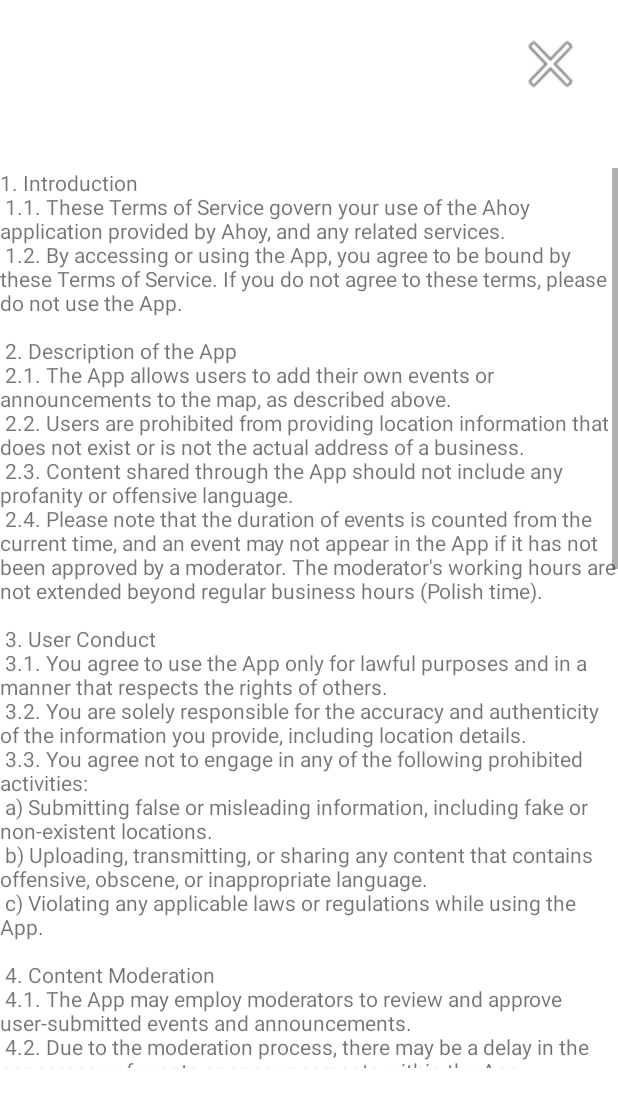
After one commit to Damek34/Ahoy, an Android app: the Statute screen opened directly, with no data from a screen before it, on a phone screen of 412 x 824 dp. The commit adds this screen. Shown: the top 1107 px of the screen. Run offline under Robolectric (Android 15) with nearby library versions, the phone set to English and light mode, and no system bars; 2 statements that could not run were skipped.

Commit message:
Terms of service

```diff
--- a/Ahoj/app/src/main/java/com/example/ahoj/EventLocalizationPreview.java
+++ b/Ahoj/app/src/main/java/com/example/ahoj/EventLocalizationPreview.java
@@ -130,9 +130,6 @@
         intent.putExtra("duration", duration);
         intent.putExtra("additional", additional);
 
-
-
-
         startActivity(intent);
     }
 
--- /dev/null
+++ b/Ahoj/app/src/main/res/layout/activity_statute.xml
@@ -0,0 +1,33 @@
+<?xml version="1.0" encoding="utf-8"?>
+<androidx.constraintlayout.widget.ConstraintLayout xmlns:android="http://schemas.android.com/apk/res/android"
+    xmlns:app="http://schemas.android.com/apk/res-auto"
+    xmlns:tools="http://schemas.android.com/tools"
+    android:layout_width="match_parent"
+    android:layout_height="match_parent"
+    tools:context=".Statute">
+
+    <Button
+        android:id="@+id/buttonExit"
+        android:layout_width="47dp"
+        android:layout_height="49dp"
+        android:layout_marginTop="18dp"
+        android:layout_marginEnd="21dp"
+        android:foreground="@android:drawable/ic_menu_close_clear_cancel"
+        android:background="@color/transparent"
+        android:onClick="exit"
+        app:layout_constraintEnd_toEndOf="parent"
+        app:layout_constraintTop_toTopOf="parent" />
+
+    <ScrollView
+        android:layout_width="match_parent"
+        android:layout_height="600dp"
+        app:layout_constraintBottom_toBottomOf="parent"
+        app:layout_constraintTop_toTopOf="parent">
+        <TextView
+            android:layout_width="match_parent"
+            android:layout_height="match_parent"
+            android:text="@string/terms_of_service_content"
+            />
+    </ScrollView>
+
+</androidx.constraintlayout.widget.ConstraintLayout>
--- a/Ahoj/app/src/main/res/values/strings.xml
+++ b/Ahoj/app/src/main/res/values/strings.xml
@@ -97,6 +97,50 @@
     <string name="i_forgot_password">I forgot password</string>
     <string name="reset_password">Reset password</string>
     <string name="link_to_change_your_password_has_been_sent_to_your_email_address">Link to change your password has been sent to your email address</string>
+    <string name="terms_of_service">Terms of Service</string>
+    <string name="terms_of_service_content">
+       1. Introduction\n
+1.1. These Terms of Service govern your use of the "Ahoy" application provided by Ahoy, and any related services.\n
+1.2. By accessing or using the App, you agree to be bound by these Terms of Service. If you do not agree to these terms, please do not use the App.\n
+\n
+2. Description of the App\n
+2.1. The App allows users to add their own events or announcements to the map, as described above.\n
+2.2. Users are prohibited from providing location information that does not exist or is not the actual address of a business.\n
+2.3. Content shared through the App should not include any profanity or offensive language.\n
+2.4. Please note that the duration of events is counted from the current time, and an event may not appear in the App if it has not been approved by a moderator. The moderator\'s working hours are not extended beyond regular business hours (Polish time).\n
+\n
+3. User Conduct\n
+3.1. You agree to use the App only for lawful purposes and in a manner that respects the rights of others.\n
+3.2. You are solely responsible for the accuracy and authenticity of the information you provide, including location details.\n
+3.3. You agree not to engage in any of the following prohibited activities:\n
+a) Submitting false or misleading information, including fake or non-existent locations.\n
+b) Uploading, transmitting, or sharing any content that contains offensive, obscene, or inappropriate language.\n
+c) Violating any applicable laws or regulations while using the App.\n
+\n
+4. Content Moderation\n
+4.1. The App may employ moderators to review and approve user-submitted events and announcements.\n
+4.2. Due to the moderation process, there may be a delay in the appearance of events or announcements within the App.\n
+4.3. The moderators\' working hours align with regular business hours (Polish time), and events submitted outside of these hours may experience delays in approval.\n
+\n
+5. Intellectual Property\n
+5.1. The App and its original content, features, and functionality are owned by Ahoy and are protected by international copyright, trademark, patent, trade secret, and other intellectual property or proprietary rights laws.\n
+5.2. You may not modify, reproduce, distribute, create derivative works or adaptations of, publicly display, or in any way exploit any of the content or intellectual property found in the App without the prior written consent of Ahoy.\n
+\n
+6. Privacy\n
+6.1. Ahoy respects your privacy and handles your personal information in accordance with its Privacy Policy. By using the App, you consent to the collection, storage, and use of your information as described in the Privacy Policy.\n
+\n
+7.Limitation of Liability\n
+7.1. To the fullest extent permitted by applicable law, Ahoy shall not be liable for any indirect, incidental, special, consequential, or punitive damages, or any loss of profits or revenues, whether incurred directly or indirectly, or any loss of data, use, goodwill, or other intangible losses, resulting from your access to or use of the App.\n
+\n
+8. Termination\n
+8.1. Ahoy may terminate or suspend your access to the App immediately, without prior notice or liability, for any reason whatsoever, including without limitation if you breach these Terms of Service.\n
+8.2. Upon termination, your right to use the App will cease immediately.\n
+\n
+9. Miscellaneous\n
+9.1. These Terms of Service constitute the entire agreement between you and Ahoy regarding the use of the App and supersede any prior agreements.\n
+9.2. These Terms of Service shall be governed by and construed in accordance with the laws of Poland.\n
+9.3. Any disputes arising out of or in connection with these Terms of Service shall be resolved by the courts located in Polish Jurisdiction.\n
+    </string>
 
 
     <string-array name="map_types_spinner" translatable="true">
```
Also changed, not shown: Ahoj/app/src/main/AndroidManifest.xml (+11 -3 lines), Ahoj/app/src/main/java/com/example/ahoj/AddAnnouncement.java (+28 -0 lines), Ahoj/app/src/main/java/com/example/ahoj/AddLocalEvent.java (+24 -10 lines), Ahoj/app/src/main/java/com/example/ahoj/SettingActivity.java (+12 -0 lines), Ahoj/app/src/main/java/com/example/ahoj/Statute.java (added, +77 -0 lines), Ahoj/app/src/main/res/layout/activity_add_announcement.xml (+12 -0 lines), Ahoj/app/src/main/res/layout/activity_add_event.xml (+13 -0 lines), Ahoj/app/src/main/res/layout/activity_setting.xml (+11 -0 lines), 1 other file.
